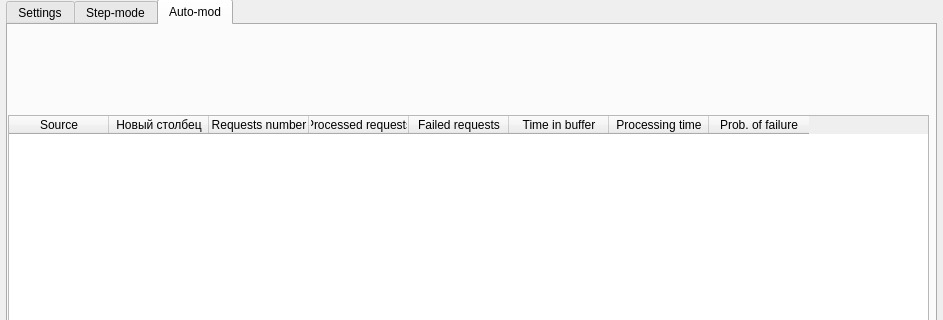
Before: the Qt Designer form mainwindow.ui in GusevIS/Queuing-system, drawn with Qt 5; both pictures show x 0 to 943 and y 0 to 320 of the 943 by 600 pixel window.
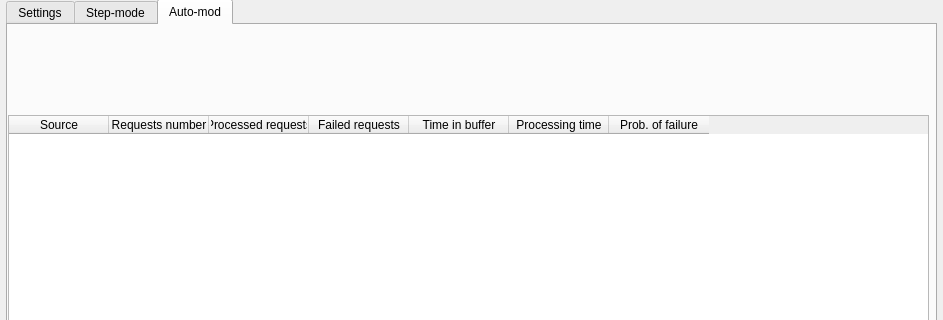
After: the same form once the commit is applied. The open tabs and pages were chosen to show the change.

```diff
--- a/mainwindow.ui
+++ b/mainwindow.ui
@@ -210,11 +210,6 @@
         <string>Source</string>
        </property>
       </column>
-      <column>
-       <property name="text">
-        <string>Новый столбец</string>
-       </property>
-      </column>
       <column>
        <property name="text">
         <string>Requests number</string>
```
Left out of the diff: 2 changed lines with no effect on the pictures.
